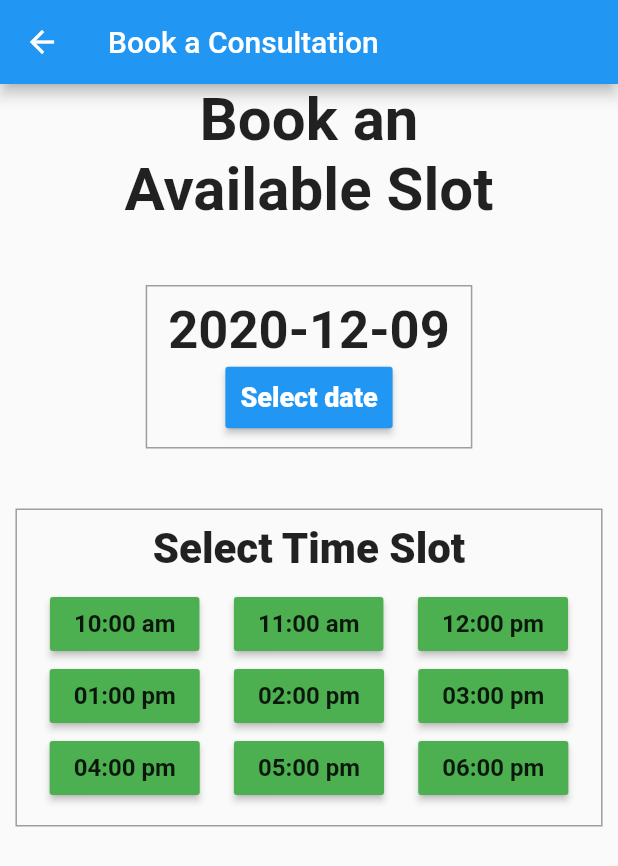
After one commit to nilayostwal999/yog_arogyam, a Flutter app: the BookConsultation screen opened by its route, on a phone screen of 412 x 824 dp. The commit adds this screen. Shown: the top 866 px of the screen. Run offline on Flutter 3.47's test engine with Material 2 defaults, Android fonts, the phone set to English and light mode, and no system bars.

Commit message:
Consultation page added

```diff
--- /dev/null
+++ b/lib/consultation.dart
@@ -0,0 +1,202 @@
+import 'package:flutter/material.dart';
+
+class BookConsultation extends StatefulWidget {
+  @override
+  _BookConsultationState createState() => _BookConsultationState();
+}
+
+class _BookConsultationState extends State<BookConsultation> {
+  DateTime selectedDate = DateTime.now();
+  Widget build(BuildContext context) {
+    return Scaffold(
+      appBar: AppBar(
+        title: Text('Book a Consultation'),
+      ),
+      body: Container(
+        alignment: Alignment.topCenter,
+        child: Column(
+          children: [
+            Text(
+              'Book an\nAvailable Slot',
+              style: TextStyle(fontSize: 40, fontWeight: FontWeight.bold),
+              textAlign: TextAlign.center,
+            ),
+            SizedBox(height: 40),
+            DecoratedBox(
+              decoration: BoxDecoration(
+                  border:
+                      Border.all(style: BorderStyle.solid, color: Colors.grey)),
+              child: Padding(
+                padding: EdgeInsets.fromLTRB(15, 10, 15, 10),
+                child: Column(children: [
+                  Text(
+                    "${selectedDate.toLocal()}".split(' ')[0],
+                    style: TextStyle(fontSize: 35, fontWeight: FontWeight.bold),
+                  ),
+                  RaisedButton(
+                    padding: EdgeInsets.fromLTRB(10, 10, 10, 10),
+                    onPressed: () => _selectDate(context), // Refer step 3
+                    child: Text(
+                      'Select date',
+                      style: TextStyle(
+                          color: Colors.white,
+                          fontWeight: FontWeight.w800,
+                          fontSize: 18),
+                    ),
+                    color: Colors.blue,
+                  ),
+                ]),
+              ),
+            ),
+            SizedBox(height: 40),
+            FractionallySizedBox(
+              widthFactor: .95,
+              child: DecoratedBox(
+                  decoration: BoxDecoration(
+                      border: Border.all(
+                          style: BorderStyle.solid, color: Colors.grey)),
+                  child: Column(
+                    children: [
+                      Padding(
+                        padding: EdgeInsets.fromLTRB(0, 10, 0, 10),
+                        child: Text(
+                          'Select Time Slot',
+                          style: TextStyle(
+                              fontSize: 28, fontWeight: FontWeight.w900),
+                        ),
+                      ),
+                      Column(
+                        children: [
+                          Row(
+                            mainAxisAlignment: MainAxisAlignment.spaceEvenly,
+                            children: [
+                              RaisedButton(
+                                onPressed: () {},
+                                child: Text(
+                                  '10:00 am',
+                                  style: TextStyle(
+                                      fontSize: 16,
+                                      fontWeight: FontWeight.w700),
+                                ),
+                                color: Colors.green,
+                              ),
+                              RaisedButton(
+                                onPressed: () {},
+                                child: Text(
+                                  '11:00 am',
+                                  style: TextStyle(
+                                      fontSize: 16,
+                                      fontWeight: FontWeight.w700),
+                                ),
+                                color: Colors.green,
+                              ),
+                              RaisedButton(
+                                onPressed: () {},
+                                child: Text(
+                                  '12:00 pm',
+                                  style: TextStyle(
+                                      fontSize: 16,
+                                      fontWeight: FontWeight.w700),
+                                ),
+                                color: Colors.green,
+                              ),
+                            ],
+                          ),
+                          Row(
+                            mainAxisAlignment: MainAxisAlignment.spaceEvenly,
+                            children: [
+                              RaisedButton(
+                                onPressed: () {},
+                                child: Text(
+                                  '01:00 pm',
+                                  style: TextStyle(
+                                      fontSize: 16,
+                                      fontWeight: FontWeight.w700),
+                                ),
+                                color: Colors.green,
+                              ),
+                              RaisedButton(
+                                onPressed: () {},
+                                child: Text(
+                                  '02:00 pm',
+                                  style: TextStyle(
+                                      fontSize: 16,
+                                      fontWeight: FontWeight.w700),
+                                ),
+                                color: Colors.green,
+                              ),
+                              RaisedButton(
+                                onPressed: () {},
+                                child: Text(
+                                  '03:00 pm',
+                                  style: TextStyle(
+                                      fontSize: 16,
+                                      fontWeight: FontWeight.w700),
+                                ),
+                                color: Colors.green,
+                              ),
+                            ],
+                          ),
+                          Row(
+                            mainAxisAlignment: MainAxisAlignment.spaceEvenly,
+                            children: [
+                              RaisedButton(
+                                onPressed: () {},
+                                child: Text(
+                                  '04:00 pm',
+                                  style: TextStyle(
+                                      fontSize: 16,
+                                      fontWeight: FontWeight.w700),
+                                ),
+                                color: Colors.green,
+                              ),
+                              RaisedButton(
+                                onPressed: () {},
+                                child: Text(
+                                  '05:00 pm',
+                                  style: TextStyle(
+                                      fontSize: 16,
+                                      fontWeight: FontWeight.w700),
+                                ),
+                                color: Colors.green,
+                              ),
+                              RaisedButton(
+                                onPressed: () {},
+                                child: Text(
+                                  '06:00 pm',
+                                  style: TextStyle(
+                                      fontSize: 16,
+                                      fontWeight: FontWeight.w700),
+                                ),
+                                color: Colors.green,
+                              ),
+                            ],
+                          ),
+                        ],
+                      ),
+                      SizedBox(
+                        height: 15,
+                      )
+                    ],
+                  )),
+            ),
+          ],
+        ),
+      ),
+    );
+  }
+
+  _selectDate(BuildContext context) async {
+    final DateTime picked = await showDatePicker(
+      context: context,
+      initialDate: selectedDate, // Refer step 1
+      firstDate: DateTime(2020),
+      lastDate: DateTime(2022),
+    );
+    if (picked != null && picked != selectedDate)
+      setState(() {
+        selectedDate = picked;
+        print(selectedDate);
+      });
+  }
+}
--- a/lib/main.dart
+++ b/lib/main.dart
@@ -1,6 +1,8 @@
 import 'package:flutter/material.dart';
+import 'package:yog_arogyam/consultation.dart';
 import 'package:yog_arogyam/homepage.dart';
 import 'package:yog_arogyam/login.dart';
+import 'package:yog_arogyam/profile.dart';
 import 'package:yog_arogyam/signup.dart';
 
 void main() {
@@ -23,6 +25,8 @@ class _MyAppState extends State<MyApp> {
         'SignIn': (context) => SignInScreen(),
         'HomePage': (context) => HomePageScreen(),
         'SignUp': (context) => SignUpScreen(),
+        'Profile': (context) => ProfileScreen(),
+        'Consultation': (context) => BookConsultation(),
       },
     );
   }
```
Also changed, not shown: lib/drawer.dart (deleted, +0 -13 lines), lib/homepage.dart (+75 -2 lines), lib/profile.dart (added, +243 -0 lines).
